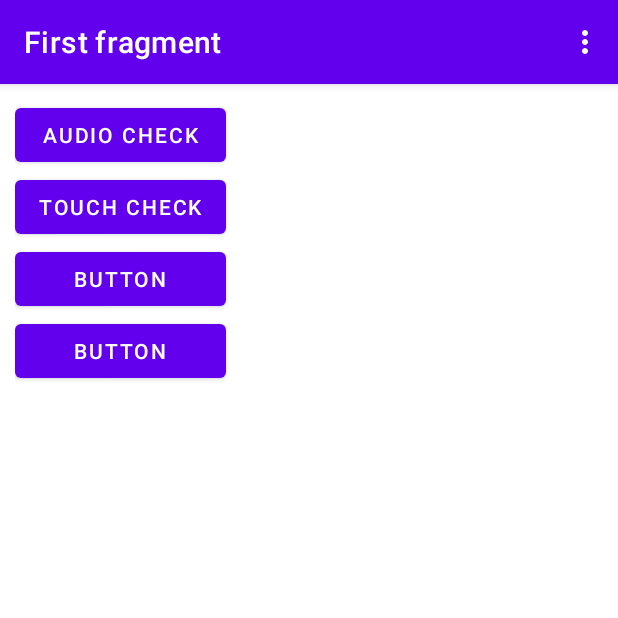
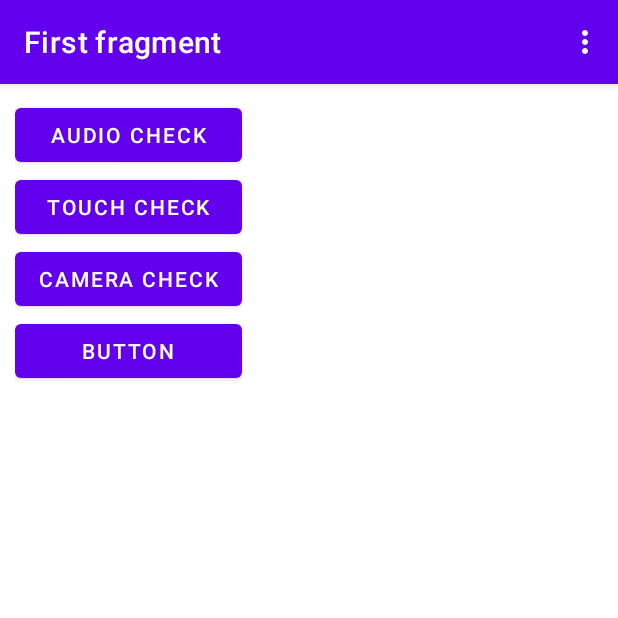
Before and after one commit to FydeOS/Kang, an Android app: the screen it shows after launch (MainActivity), on a phone screen of 412 x 824 dp, the top half of it. Run offline under Robolectric (Android 15) with nearby library versions, the phone set to English and light mode, and no system bars; our stand-ins replace navigation-ui.

Commit message:
Add camera

```diff
--- a/app/src/main/AndroidManifest.xml
+++ b/app/src/main/AndroidManifest.xml
@@ -4,6 +4,9 @@
 
     <uses-permission android:name="android.permission.RECORD_AUDIO" />
     <uses-permission android:name="android.permission.ACCESS_NOTIFICATION_POLICY" />
+
+    <uses-feature android:name="android.hardware.camera.any" />
+    <uses-permission android:name="android.permission.CAMERA" />
 
     <application
         android:allowBackup="true"
--- a/app/src/main/java/io/fydeos/kangtester/FirstFragment.kt
+++ b/app/src/main/java/io/fydeos/kangtester/FirstFragment.kt
@@ -38,6 +38,9 @@ class FirstFragment : Fragment() {
         binding.btnGoTouchCheck.setOnClickListener {
             findNavController().navigate(R.id.action_FirstFragment_to_multiTouchFragment)
         }
+        binding.btnCameraCheck.setOnClickListener {
+            findNavController().navigate(R.id.action_FirstFragment_to_cameraCheckFragment)
+        }
     }
 
     override fun onDestroyView() {
--- a/app/src/main/res/layout/fragment_first.xml
+++ b/app/src/main/res/layout/fragment_first.xml
@@ -43,10 +43,10 @@
                 android:layout_height="match_parent">
 
                 <Button
-                    android:id="@+id/button3"
+                    android:id="@+id/btn_camera_check"
                     android:layout_width="wrap_content"
                     android:layout_height="wrap_content"
-                    android:text="Button" />
+                    android:text="@string/camera_check" />
             </TableRow>
 
             <TableRow
--- a/app/src/main/res/navigation/nav_graph.xml
+++ b/app/src/main/res/navigation/nav_graph.xml
@@ -18,6 +18,9 @@
         <action
             android:id="@+id/action_FirstFragment_to_multiTouchFragment"
             app:destination="@id/multiTouchFragment" />
+        <action
+            android:id="@+id/action_FirstFragment_to_cameraCheckFragment"
+            app:destination="@id/cameraCheckFragment" />
     </fragment>
     <fragment
         android:id="@+id/audioCheck"
@@ -29,4 +32,9 @@
         android:name="io.fydeos.kangtester.MultiTouchFragment"
         android:label="fragment_multi_touch"
         tools:layout="@layout/fragment_multi_touch" />
+    <fragment
+        android:id="@+id/cameraCheckFragment"
+        android:name="io.fydeos.kangtester.CameraCheckFragment"
+        android:label="fragment_camera_check"
+        tools:layout="@layout/fragment_camera_check" />
 </navigation>
--- a/app/src/main/res/values/strings.xml
+++ b/app/src/main/res/values/strings.xml
@@ -28,6 +28,9 @@
     <string name="num_touches">Touches detected: %d</string>
     <string name="scroll_pos">Scroll position: X=%f, Y=%f</string>
     <string name="fling_det">Detected fling: X=%f, Y=%f</string>
+    <string name="take_photo">Take Photo</string>
+    <string name="start_capture">Start capture</string>
+    <string name="camera_check">Camera Check</string>
     <!-- TODO: Remove or change this placeholder text -->
     <string name="hello_blank_fragment">Hello blank fragment</string>
 </resources>
```
Also changed, not shown: app/build.gradle (+9 -0 lines), app/src/main/java/io/fydeos/kangtester/CameraCheckFragment.kt (added, +112 -0 lines), app/src/main/res/layout/fragment_camera_check.xml (added, +33 -0 lines).
